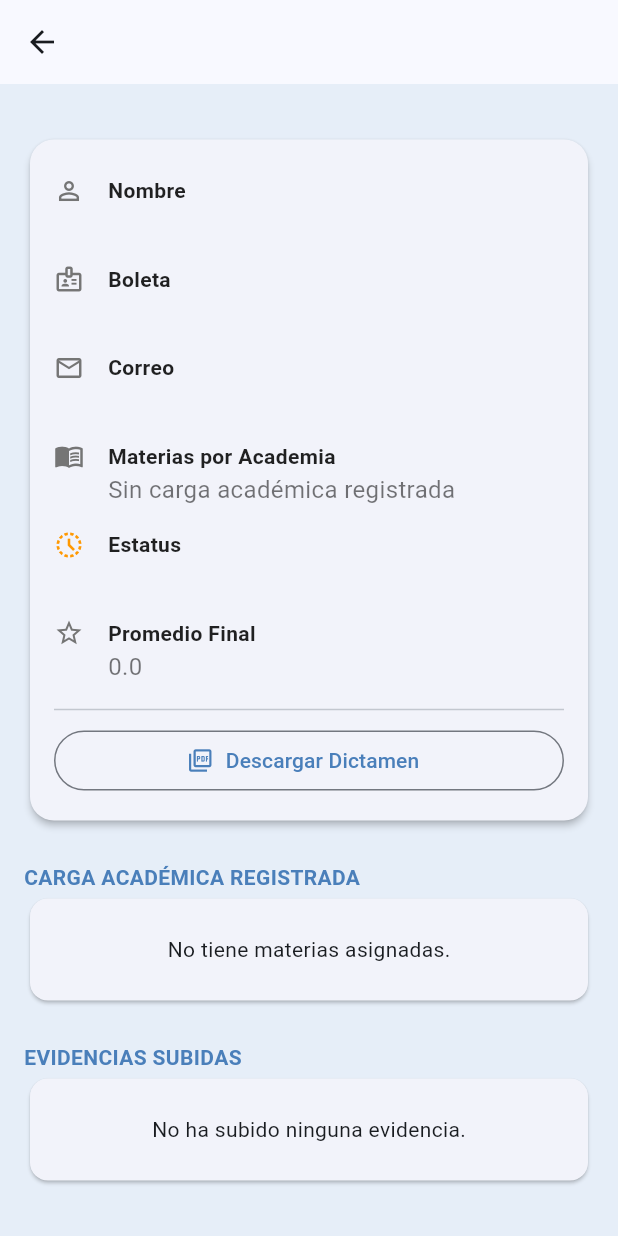
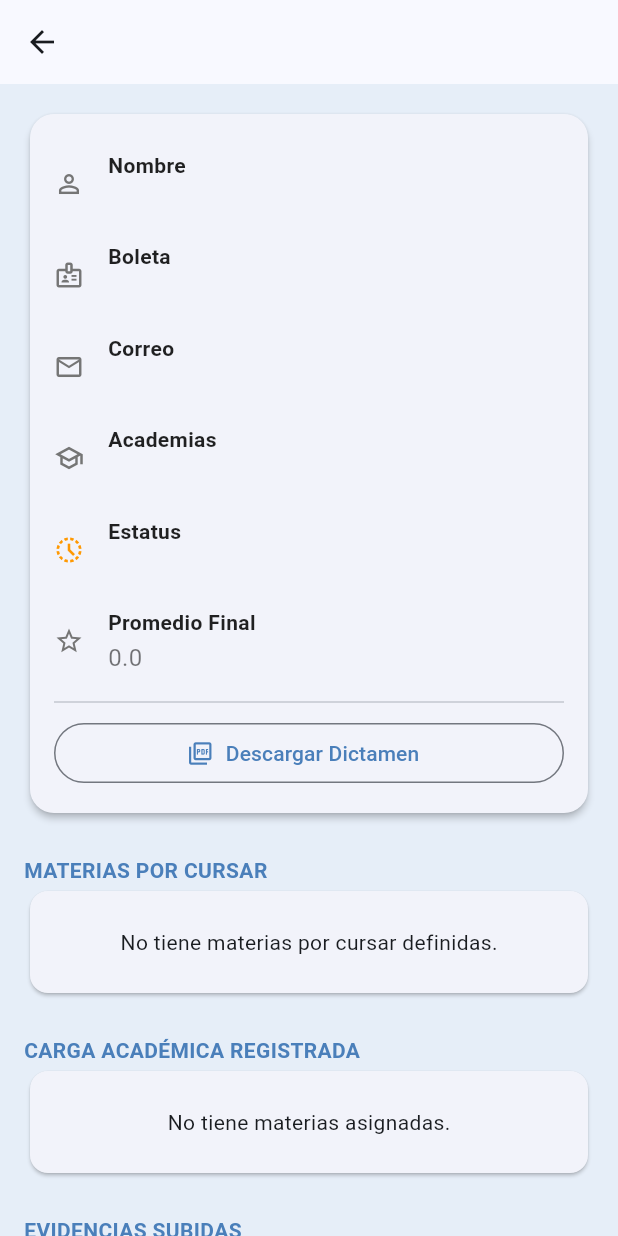
Before and after one commit to betilloXann/proyecto_tutorias, a Flutter app: the StudentDetailView screen opened directly with empty values, on a phone screen of 412 x 824 dp. Run offline on Flutter 3.47's test engine with Material 3 defaults, Android fonts, the phone set to English and light mode, and no system bars; our stand-ins replace cloud_firestore, dio, file_picker, firebase_auth, firebase_core, firebase_storage and 5 more; missing offline and left inert: excel, universal_html; accounts and stored records are empty.

Commit message:
:sparkles: feat: Se agregó la visualizacion de materias por cursar del alumno

```diff
--- a/lib/features/dashboard/viewmodels/student_detail_viewmodel.dart
+++ b/lib/features/dashboard/viewmodels/student_detail_viewmodel.dart
@@ -16,12 +16,14 @@ class StudentDetailViewModel extends ChangeNotifier {
   late UserModel student;
   List<EnrollmentModel> _enrollments = [];
   final Map<String, Map<String, List<EvidenceModel>>> _groupedEvidences = {};
+  Map<String, String> _subjectsToTakeStatus = {}; // <-- NUEVO
 
   // --- GETTERS ---
   bool get isLoading => _isLoading;
   String? get errorMessage => _errorMessage;
   List<EnrollmentModel> get enrollments => _enrollments;
   Map<String, Map<String, List<EvidenceModel>>> get groupedEvidences => _groupedEvidences;
+  Map<String, String> get subjectsToTakeStatus => _subjectsToTakeStatus; // <-- NUEVO
 
   final String studentId;
 
@@ -40,12 +42,9 @@ class StudentDetailViewModel extends ChangeNotifier {
     notifyListeners();
 
     try {
-      // 0. Obtener usuario actual y sus academias
       final currentUser = await _authRepo.getCurrentUserData();
-      // SI EL USUARIO NO TIENE ACADEMIAS, SE TRATARÁ COMO LISTA VACÍA, NO LANZARÁ ERROR
       final userAcademies = currentUser?.academies ?? [];
 
-      // 1. Recargar datos del alumno
       final studentDoc = await _db.collection('users').doc(studentId).get();
       if (studentDoc.exists) {
         student = UserModel.fromMap(studentDoc.data()!, studentDoc.id);
@@ -53,46 +52,62 @@ class StudentDetailViewModel extends ChangeNotifier {
         throw Exception("No se pudo encontrar al estudiante.");
       }
 
-      // Si el usuario no tiene academias, no hay nada que mostrar.
-      if (userAcademies.isEmpty) {
-        _enrollments = [];
-        _groupedEvidences.clear();
-        _isLoading = false;
-        notifyListeners();
-        return;
+      // Cargar todas las inscripciones del alumno para la lógica de materias
+      final allEnrollmentsSnapshot = await _db.collection('enrollments').where('uid', isEqualTo: studentId).get();
+      final allEnrollments = allEnrollmentsSnapshot.docs.map((doc) => EnrollmentModel.fromMap(doc.data(), doc.id)).toList();
+      final enrolledSubjectsMap = { for (var e in allEnrollments) e.subject.trim().toLowerCase() : e.status };
+
+      // --- LÓGICA DE MATERIAS POR CURSAR (NUEVO) ---
+      List<String> relevantSubjectsToTake = [];
+      if (currentUser?.role == 'jefe_academia') {
+        if (userAcademies.isNotEmpty) {
+          final academySubjectsSnapshot = await _db.collection('subjects').where('academy', whereIn: userAcademies).get();
+          final academySubjectNames = academySubjectsSnapshot.docs.map((d) => (d.data()['name'] as String).trim().toLowerCase()).toSet();
+          relevantSubjectsToTake = student.subjectsToTake.where((s) => academySubjectNames.contains(s.trim().toLowerCase())).toList();
+        }
+      } else {
+        relevantSubjectsToTake = student.subjectsToTake;
       }
 
-      // 2. Cargar inscripciones (Materias) FILTRADAS por las academias del usuario
-      final enrollmentsSnapshot = await _db
-          .collection('enrollments')
-          .where('uid', isEqualTo: studentId)
-          .where('academy', whereIn: userAcademies)
-          .get();
-      _enrollments = enrollmentsSnapshot.docs.map((doc) => EnrollmentModel.fromMap(doc.data(), doc.id)).toList();
+      _subjectsToTakeStatus = {};
+      for (String subjectName in relevantSubjectsToTake) {
+        final subjectNameLower = subjectName.trim().toLowerCase();
+        if (enrolledSubjectsMap.containsKey(subjectNameLower)) {
+          _subjectsToTakeStatus[subjectName] = enrolledSubjectsMap[subjectNameLower]!;
+        } else {
+          _subjectsToTakeStatus[subjectName] = 'PENDIENTE';
+        }
+      }
+      // --- FIN LÓGICA DE MATERIAS POR CURSAR ---
 
-      // 3. Crear un set de nombres de materias desde las inscripciones ya filtradas.
-      final enrolledSubjectNames = _enrollments.map((e) => e.subject.trim().toLowerCase()).toSet();
+      // Filtrar inscripciones y evidencias solo si es jefe de academia
+      if (currentUser?.role == 'jefe_academia') {
+        _enrollments = allEnrollments.where((e) => userAcademies.contains(e.academy)).toList();
+        final academySubjectNames = _enrollments.map((e) => e.subject.trim().toLowerCase()).toSet();
 
-      // 4. Cargar TODAS las evidencias del alumno
-      final evidencesSnapshot = await _db
-          .collection('evidencias')
-          .where('uid', isEqualTo: studentId)
-          .get();
-
-      // 5. Limpiar y llenar las evidencias aplicando el filtro por NOMBRE de materia
+        final evidencesSnapshot = await _db.collection('evidencias').where('uid', isEqualTo: studentId).get();
         _groupedEvidences.clear();
         for (var doc in evidencesSnapshot.docs) {
           final evidence = EvidenceModel.fromMap(doc.data(), doc.id);
-
-        // FILTRO CLAVE: Comprobar si la materia de la evidencia está en las materias inscritas (y filtradas por academia).
-        if (enrolledSubjectNames.contains(evidence.subject.trim().toLowerCase())) {
+          if (academySubjectNames.contains(evidence.subject.trim().toLowerCase())) {
             final subject = evidence.subject;
-          _groupedEvidences.putIfAbsent(subject, () => {
-            'pending': [],
-            'approved': [],
-            'rejected': [],
-          });
-
+            _groupedEvidences.putIfAbsent(subject, () => {'pending': [], 'approved': [], 'rejected': []});
+            switch (evidence.status) {
+              case 'APROBADA': _groupedEvidences[subject]!['approved']!.add(evidence); break;
+              case 'RECHAZADA': _groupedEvidences[subject]!['rejected']!.add(evidence); break;
+              default: _groupedEvidences[subject]!['pending']!.add(evidence); break;
+            }
+          }
+        }
+      } else {
+        // Para admin/tutorias, mostrar todo
+        _enrollments = allEnrollments;
+        final evidencesSnapshot = await _db.collection('evidencias').where('uid', isEqualTo: studentId).get();
+         _groupedEvidences.clear();
+          for (var doc in evidencesSnapshot.docs) {
+            final evidence = EvidenceModel.fromMap(doc.data(), doc.id);
+            final subject = evidence.subject;
+            _groupedEvidences.putIfAbsent(subject, () => {'pending': [], 'approved': [], 'rejected': []});
              switch (evidence.status) {
                 case 'APROBADA': _groupedEvidences[subject]!['approved']!.add(evidence); break;
                 case 'RECHAZADA': _groupedEvidences[subject]!['rejected']!.add(evidence); break;
@@ -109,27 +124,16 @@ class StudentDetailViewModel extends ChangeNotifier {
     }
   }
 
-
-  Future<String?> reviewEvidence({
-    required String evidenceId,
-    required bool isApproved,
-    String? feedback,
-  }) async {
+  Future<String?> reviewEvidence({ required String evidenceId, required bool isApproved, String? feedback }) async {
     if (!isApproved && (feedback == null || feedback.trim().isEmpty)) {
       return "El motivo del rechazo es obligatorio.";
     }
-
     _isLoading = true;
     _errorMessage = null;
     notifyListeners();
-
     try {
-      await _authRepo.reviewEvidence(
-          evidenceId: evidenceId,
-          newStatus: isApproved ? 'APROBADA' : 'RECHAZADA',
-          feedback: feedback
-      );
-      await loadStudentData(); // Recargar para actualizar la vista
+      await _authRepo.reviewEvidence(evidenceId: evidenceId, newStatus: isApproved ? 'APROBADA' : 'RECHAZADA', feedback: feedback);
+      await loadStudentData();
       return null;
     } catch (e) {
       _errorMessage = e.toString();
@@ -139,29 +143,16 @@ class StudentDetailViewModel extends ChangeNotifier {
     }
   }
 
-  Future<String?> assignSubjectGrade({
-    required String enrollmentId,
-    required String gradeInput,
-    required bool isAccredited,
-  }) async {
+  Future<String?> assignSubjectGrade({ required String enrollmentId, required String gradeInput, required bool isAccredited }) async {
     final grade = double.tryParse(gradeInput);
     if (grade == null || grade < 0 || grade > 10) {
       return "Ingresa una calificación válida (0-10)";
     }
-
     _isLoading = true;
     notifyListeners();
-
     try {
-      await _authRepo.assignSubjectGrade(
-        studentId: student.id,
-        enrollmentId: enrollmentId,
-        finalGrade: grade,
-        status: isAccredited ? 'ACREDITADO' : 'NO_ACREDITADO',
-      );
-
+      await _authRepo.assignSubjectGrade(studentId: student.id, enrollmentId: enrollmentId, finalGrade: grade, status: isAccredited ? 'ACREDITADO' : 'NO_ACREDITADO');
       await loadStudentData();
-
       return null;
     } catch (e) {
       return e.toString().replaceAll("Exception: ", "");
--- a/lib/features/dashboard/views/student_detail_view.dart
+++ b/lib/features/dashboard/views/student_detail_view.dart
@@ -1,17 +1,15 @@
-import 'package:flutter/foundation.dart'; // Para kIsWeb
+import 'package:flutter/foundation.dart';
 import 'package:flutter/material.dart';
 import 'package:provider/provider.dart';
 import 'package:intl/intl.dart';
 import 'package:smooth_page_indicator/smooth_page_indicator.dart';
-// IMPORTACIONES PARA DESCARGA
 import 'package:dio/dio.dart';
 import 'package:path_provider/path_provider.dart';
 import 'package:open_filex/open_filex.dart';
-// IMPORTACIÓN PARA EL TRUCO WEB
 import 'package:universal_html/html.dart' as html;
 
 import '../../../core/widgets/responsive_container.dart';
-import '../../../data/models/enrollment_model.dart'; //
+import '../../../data/models/enrollment_model.dart';
 import '../../../data/models/evidence_model.dart';
 import '../../../data/models/user_model.dart';
 import '../../../data/repositories/auth_repository.dart';
@@ -28,8 +26,6 @@ class StudentDetailView extends StatefulWidget {
 }
 
 class _StudentDetailViewState extends State<StudentDetailView> {
-
-  // --- GENERADORES DE NOMBRES ---
 
   String _getInitials(String text) {
     if (text.isEmpty) return "X";
@@ -49,7 +45,6 @@ class _StudentDetailViewState extends State<StudentDetailView> {
     return "${initialsName}_${boleta}_${initialsSubject}_$docType.pdf";
   }
 
-  // --- FUNCIÓN DE DESCARGA MAESTRA ---
   Future<void> _downloadAndOpenFile(String? urlString, String fileName) async {
     if (urlString == null || urlString.isEmpty) {
       ScaffoldMessenger.of(context).showSnackBar(const SnackBar(content: Text('No hay archivo disponible.')));
@@ -59,22 +54,17 @@ class _StudentDetailViewState extends State<StudentDetailView> {
     try {
       ScaffoldMessenger.of(context).showSnackBar(SnackBar(content: Text('Preparando descarga de $fileName...')));
 
-      // 1. SI ES WEB
       if (kIsWeb) {
-        final response = await Dio().get(
-          urlString,
-          options: Options(responseType: ResponseType.bytes),
-        );
+        final response = await Dio().get(urlString, options: Options(responseType: ResponseType.bytes));
         final blob = html.Blob([response.data]);
         final url = html.Url.createObjectUrlFromBlob(blob);
-        html.AnchorElement(href: url)
+        final anchor = html.AnchorElement(href: url)
           ..setAttribute("download", fileName)
           ..click();
         html.Url.revokeObjectUrl(url);
         return;
       }
 
-      // 2. SI ES MÓVIL
       final dir = await getApplicationDocumentsDirectory();
       final savePath = "${dir.path}/$fileName";
 
@@ -90,9 +80,6 @@ class _StudentDetailViewState extends State<StudentDetailView> {
     }
   }
 
-  // --- DIÁLOGOS ---
-
-  // Diálogo para calificar MATERIA INDIVIDUAL
   void _showSubjectGradeDialog(BuildContext context, EnrollmentModel enrollment) {
     final vm = context.read<StudentDetailViewModel>();
     showDialog(
@@ -129,8 +116,10 @@ class _StudentDetailViewState extends State<StudentDetailView> {
                 child: Column(
                   crossAxisAlignment: CrossAxisAlignment.start,
                   children: [
-                    // AHORA PASAMOS TAMBIÉN LA LISTA DE INSCRIPCIONES (vm.enrollments)
-                    _buildStudentInfoCard(context, vm.student, vm.enrollments),
+                    _buildStudentInfoCard(context, vm.student),
+                    const SizedBox(height: 24),
+                    _buildSectionTitle("MATERIAS POR CURSAR"), // <-- NUEVA SECCIÓN
+                    _buildSubjectsToTake(vm), // <-- NUEVO WIDGET
                     const SizedBox(height: 24),
                     _buildSectionTitle("CARGA ACADÉMICA REGISTRADA"),
                     _buildEnrollmentsList(vm, context),
@@ -159,18 +148,8 @@ class _StudentDetailViewState extends State<StudentDetailView> {
     return Text(title, style: const TextStyle(fontSize: 14, fontWeight: FontWeight.bold, color: AppTheme.bluePrimary));
   }
 
-  // --- MODIFICADO: ACEPTA LISTA DE MATERIAS ---
-  Widget _buildStudentInfoCard(BuildContext context, UserModel student, List<EnrollmentModel> enrollments) {
+  Widget _buildStudentInfoCard(BuildContext context, UserModel student) {
     final bool isGraded = student.finalGrade != null;
-
-    // Lógica para formatear materias y academias
-    String subjectsInfo;
-    if (enrollments.isEmpty) {
-      subjectsInfo = "Sin carga académica registrada";
-    } else {
-      // Crea una lista tipo: "• Cálculo (Básicas)"
-      subjectsInfo = enrollments.map((e) => "• ${e.subject} (${e.academy})").join("\n");
-    }
 
     return Card(
       elevation: 2,
@@ -182,13 +161,8 @@ class _StudentDetailViewState extends State<StudentDetailView> {
             _buildInfoRow(Icons.person_outline, "Nombre", student.name),
             _buildInfoRow(Icons.badge_outlined, "Boleta", student.boleta),
             _buildInfoRow(Icons.email_outlined, "Correo", student.email),
-
-            // --- AQUÍ ESTÁ EL CAMBIO SOLICITADO ---
-            // En lugar de usar student.academies, usamos la cadena generada arriba
-            _buildInfoRow(Icons.menu_book_outlined, "Materias por Academia", subjectsInfo),
-
+            _buildInfoRow(Icons.school_outlined, "Academias", student.academies.join(", ")),
             _buildInfoRow(Icons.history_toggle_off, "Estatus", student.status, isStatus: true),
-
             if (isGraded)
               _buildInfoRow(Icons.star_border, "Promedio Final", student.finalGrade.toString()),
 
@@ -232,9 +206,7 @@ class _StudentDetailViewState extends State<StudentDetailView> {
 
     return Padding(
       padding: const EdgeInsets.symmetric(vertical: 8.0),
-      child: Row(
-        crossAxisAlignment: CrossAxisAlignment.start, // Alineación superior para textos largos
-        children: [
+      child: Row(children: [
         Icon(statusIcon, color: isStatus ? statusColor : Colors.grey.shade600, size: 20),
         const SizedBox(width: 16),
         Expanded(child: Column(crossAxisAlignment: CrossAxisAlignment.start, children: [
@@ -243,12 +215,52 @@ class _StudentDetailViewState extends State<StudentDetailView> {
           Text(value, style: TextStyle(
               color: isStatus ? statusColor : Colors.black54,
               fontSize: 16,
-              fontWeight: isStatus ? FontWeight.bold : FontWeight.normal,
-              height: 1.3 // Mejor espaciado para lista de materias
+              fontWeight: isStatus ? FontWeight.bold : FontWeight.normal
           )),
         ])),
       ]),
     );
+  }
+
+  // --- WIDGET PARA MATERIAS POR CURSAR (NUEVO) ---
+  Widget _buildSubjectsToTake(StudentDetailViewModel vm) {
+    if (vm.subjectsToTakeStatus.isEmpty) {
+      return const Card(child: Padding(padding: EdgeInsets.all(24.0), child: Center(child: Text("No tiene materias por cursar definidas."))));
+    }
+
+    return Card(
+      elevation: 1,
+      shape: RoundedRectangleBorder(borderRadius: BorderRadius.circular(12)),
+      child: ListView.separated(
+        shrinkWrap: true,
+        physics: const NeverScrollableScrollPhysics(),
+        itemCount: vm.subjectsToTakeStatus.length,
+        separatorBuilder: (_, __) => const Divider(height: 1, indent: 16, endIndent: 16),
+        itemBuilder: (context, index) {
+          final subject = vm.subjectsToTakeStatus.keys.elementAt(index);
+          final status = vm.subjectsToTakeStatus.values.elementAt(index);
+          final statusInfo = _getStatusInfoForSubject(status);
+
+          return ListTile(
+            title: Text(subject),
+            trailing: Chip(
+              label: Text(statusInfo.text, style: const TextStyle(color: Colors.white, fontWeight: FontWeight.bold)),
+              backgroundColor: statusInfo.color,
+              padding: const EdgeInsets.symmetric(horizontal: 8, vertical: 4),
+            ),
+          );
+        },
+      ),
+    );
+  }
+
+  ({String text, Color color}) _getStatusInfoForSubject(String status) {
+    switch (status) {
+      case 'ACREDITADO': return (text: 'Acreditado', color: Colors.green);
+      case 'NO_ACREDITADO': return (text: 'No Acreditado', color: Colors.red);
+      case 'EN_CURSO': return (text: 'En Curso', color: AppTheme.bluePrimary);
+      default: return (text: 'Pendiente', color: Colors.orange);
+    }
   }
 
   Widget _buildEnrollmentsList(StudentDetailViewModel vm, BuildContext context) {
@@ -265,7 +277,7 @@ class _StudentDetailViewState extends State<StudentDetailView> {
 
           return Card(
             margin: const EdgeInsets.only(top: 8, bottom: 4),
-            shape: RoundedRectangleBorder(borderRadius: BorderRadius.circular(12), side: BorderSide(color: statusColor.withValues(alpha:0.5))),
+            shape: RoundedRectangleBorder(borderRadius: BorderRadius.circular(12), side: BorderSide(color: statusColor.withOpacity(0.5))),
             child: ListTile(
               leading: Icon(Icons.class_outlined, color: statusColor),
               title: Text(e.subject, style: const TextStyle(fontWeight: FontWeight.bold)),
@@ -279,7 +291,6 @@ class _StudentDetailViewState extends State<StudentDetailView> {
                     const Text("Estatus: En Curso", style: TextStyle(fontSize: 12)),
                 ],
               ),
-              // BOTÓN PARA CALIFICAR ESTA MATERIA
               trailing: IconButton(
                 icon: Icon(isGraded ? Icons.edit : Icons.grading, color: AppTheme.blueDark),
                 tooltip: "Calificar esta materia",
@@ -292,9 +303,11 @@ class _StudentDetailViewState extends State<StudentDetailView> {
   }
 }
 
-// ==========================================
-// COMPONENTES PRIVADOS
-// ==========================================
+// ... (El resto de la vista se mantiene igual)
+
+
+
+
 
 class _SubjectGradeDialog extends StatefulWidget {
   final EnrollmentModel enrollment;
@@ -307,7 +320,6 @@ class _SubjectGradeDialog extends StatefulWidget {
 class _SubjectGradeDialogState extends State<_SubjectGradeDialog> {
   late final TextEditingController _gradeController;
 
-  // Estado calculado automáticamente
   bool _isAccredited = false;
   String _statusMessage = "";
   Color _statusColor = Colors.grey;
@@ -316,7 +328,6 @@ class _SubjectGradeDialogState extends State<_SubjectGradeDialog> {
   void initState() {
     super.initState();
     _gradeController = TextEditingController(text: widget.enrollment.finalGrade?.toString() ?? '');
-    // Calculamos el estado inicial si ya había calificación
     _updateStatus(_gradeController.text);
   }
 
@@ -351,7 +362,7 @@ class _SubjectGradeDialogState extends State<_SubjectGradeDialog> {
     final error = await vm.assignSubjectGrade(
         enrollmentId: widget.enrollment.id,
         gradeInput: _gradeController.text,
-        isAccredited: _isAccredited // Se envía el valor calculado
+        isAccredited: _isAccredited
     );
 
     if (!mounted) return;
@@ -374,17 +385,16 @@ class _SubjectGradeDialogState extends State<_SubjectGradeDialog> {
             controller: _gradeController,
             decoration: const InputDecoration(labelText: "Calificación (0-10)", border: OutlineInputBorder()),
             keyboardType: const TextInputType.numberWithOptions(decimal: true),
-            onChanged: _updateStatus, // <--- AQUÍ OCURRE LA MAGIA REACTIVA
+            onChanged: _updateStatus,
           ),
           const SizedBox(height: 20),
 
-          // Mensaje Reactivo
           Container(
             padding: const EdgeInsets.symmetric(horizontal: 12, vertical: 8),
             decoration: BoxDecoration(
-                color: _statusColor.withValues(alpha:0.1),
+                color: _statusColor.withOpacity(0.1),
                 borderRadius: BorderRadius.circular(8),
-                border: Border.all(color: _statusColor.withValues(alpha:0.3))
+                border: Border.all(color: _statusColor.withOpacity(0.3))
             ),
             child: Row(
               mainAxisAlignment: MainAxisAlignment.center,
```
Lines whose indentation alone changed are shown as unchanged.
